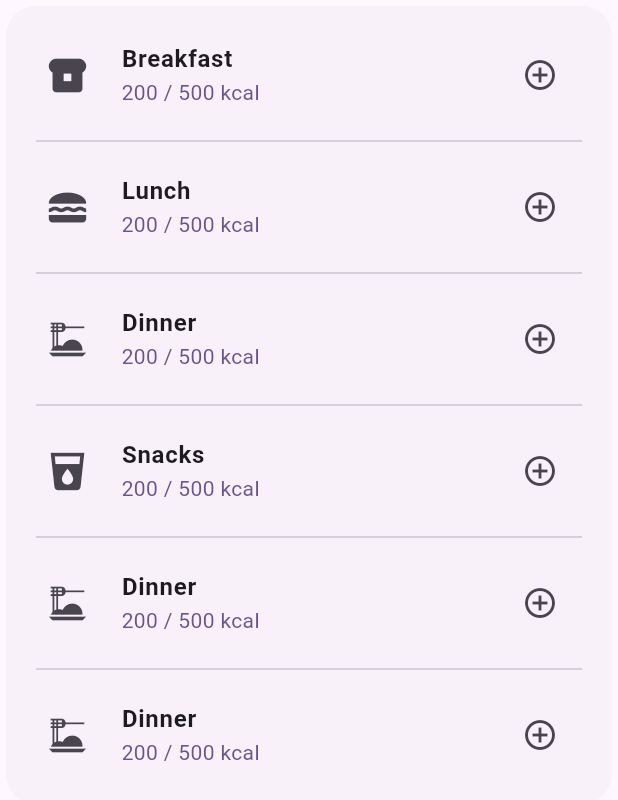
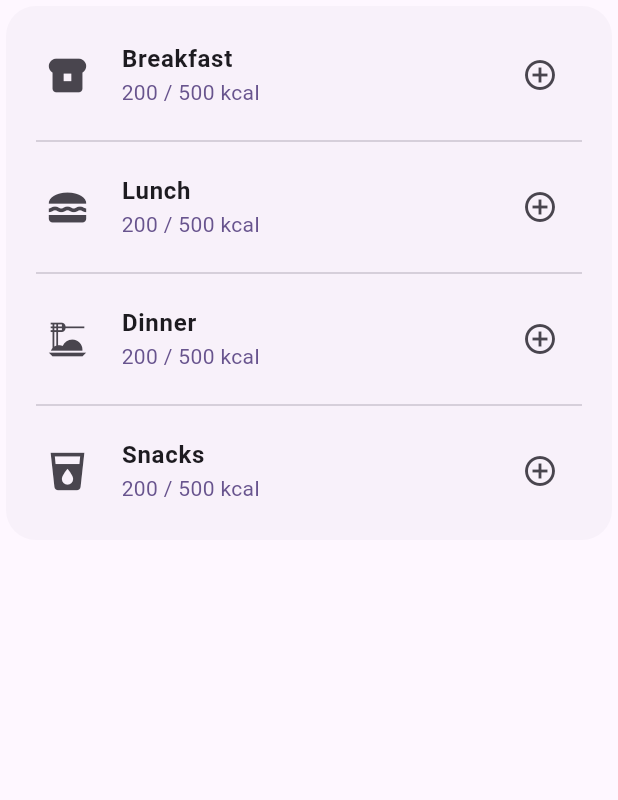
Before and after one commit to papook/help_me_eat, a Flutter app: the MealTypesListView widget shown alone on an empty page, opened directly, on a phone screen of 412 x 824 dp. Shown: the top 800 px of the screen. Run offline on Flutter 3.47's test engine with Material 3 defaults, Android fonts, the phone set to English and light mode, and no system bars.

Commit message:
fix: :fire: removed unnecessary MealTypeListTiles from the meal types list widget
two unnecessary meal type list tiles of type "Dinner" were removed from the MealTypesListView widget because they are not necessary

```diff
--- a/lib/widgets/meal_types_list_view.dart
+++ b/lib/widgets/meal_types_list_view.dart
@@ -8,8 +8,6 @@ class MealTypesListView extends StatelessWidget {
     MealTypeListTile(mealType: MealTypes.lunch),
     MealTypeListTile(mealType: MealTypes.dinner),
     MealTypeListTile(mealType: MealTypes.snacks),
-    MealTypeListTile(mealType: MealTypes.dinner),
-    MealTypeListTile(mealType: MealTypes.dinner),
   ];
 
   @override
```
